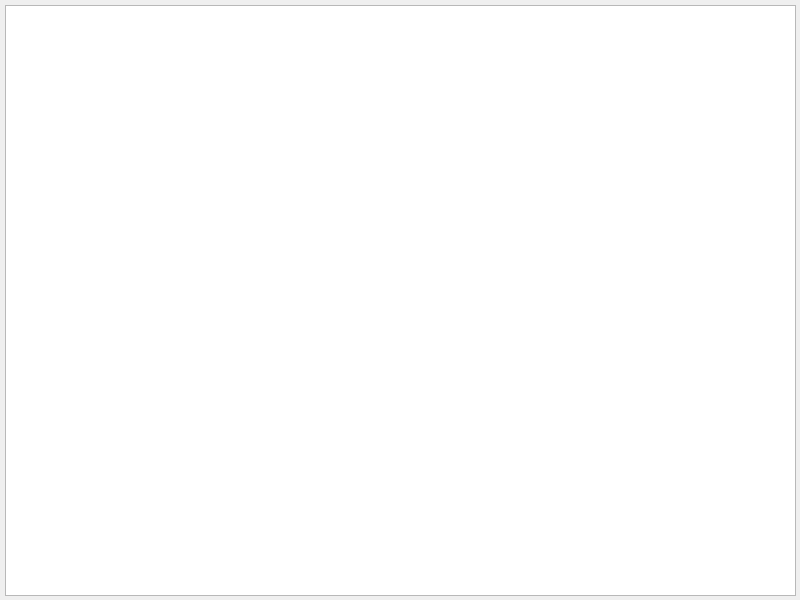
Before: the Qt Designer form mountwizzard4/gui/message.ui in mworion/MountWizzard4, drawn with Qt 5.
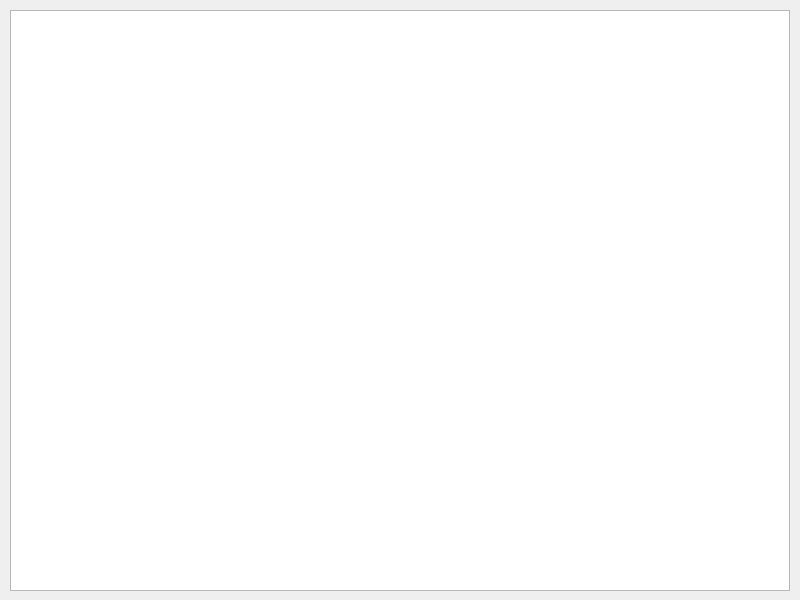
After: the same form once the commit is applied.

Commit message: added sizing in widgets

What changed in the file:
```diff
--- a/mountwizzard4/gui/message.ui
+++ b/mountwizzard4/gui/message.ui
@@ -10,6 +10,24 @@
     <height>600</height>
    </rect>
   </property>
+  <property name="sizePolicy">
+   <sizepolicy hsizetype="Ignored" vsizetype="Ignored">
+    <horstretch>0</horstretch>
+    <verstretch>0</verstretch>
+   </sizepolicy>
+  </property>
+  <property name="minimumSize">
+   <size>
+    <width>800</width>
+    <height>200</height>
+   </size>
+  </property>
+  <property name="maximumSize">
+   <size>
+    <width>800</width>
+    <height>1600</height>
+   </size>
+  </property>
   <property name="font">
    <font>
     <family>Arial</family>
@@ -21,22 +39,28 @@
   <widget class="QTextBrowser" name="message">
    <property name="geometry">
     <rect>
-     <x>5</x>
-     <y>5</y>
-     <width>791</width>
-     <height>591</height>
+     <x>10</x>
+     <y>10</y>
+     <width>780</width>
+     <height>581</height>
     </rect>
    </property>
    <property name="sizePolicy">
-    <sizepolicy hsizetype="Fixed" vsizetype="Maximum">
+    <sizepolicy hsizetype="Fixed" vsizetype="MinimumExpanding">
      <horstretch>0</horstretch>
      <verstretch>0</verstretch>
     </sizepolicy>
    </property>
    <property name="minimumSize">
     <size>
-     <width>0</width>
-     <height>100</height>
+     <width>780</width>
+     <height>180</height>
+    </size>
+   </property>
+   <property name="maximumSize">
+    <size>
+     <width>780</width>
+     <height>1580</height>
     </size>
    </property>
    <property name="font">
```
The commit also changes 3 other files.
